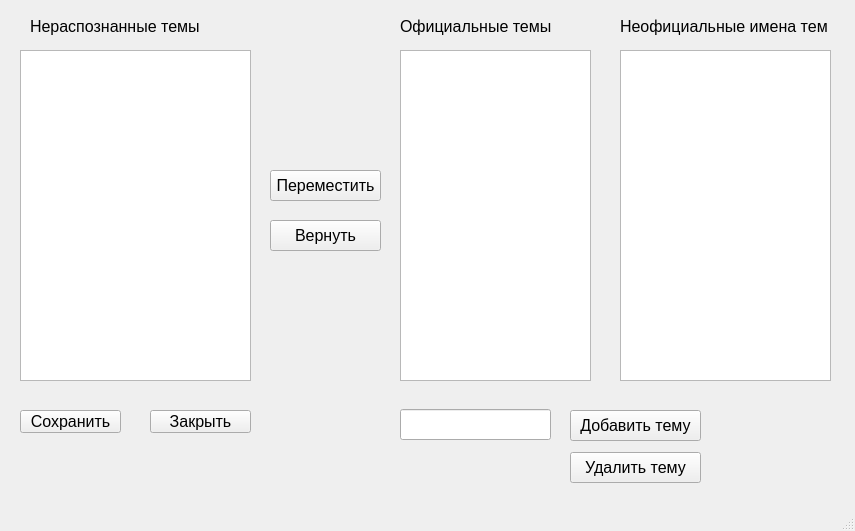
This is settings.ui in ivanzuev78/Otchet as Qt 5 draws it before an edit. The edited form follows.
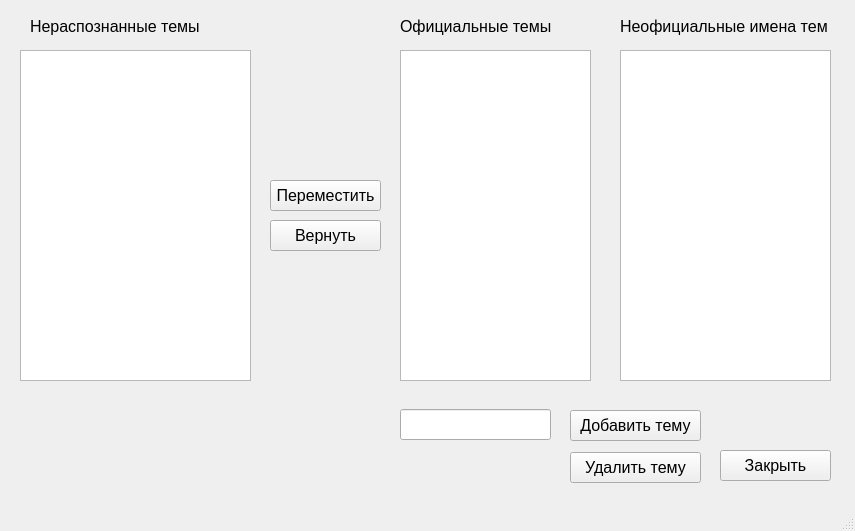
This is the edited form.

Diff of the .ui file:
```diff
--- a/settings.ui
+++ b/settings.ui
@@ -28,29 +28,16 @@
    <widget class="QPushButton" name="close_but">
     <property name="geometry">
      <rect>
-      <x>150</x>
-      <y>410</y>
-      <width>101</width>
-      <height>23</height>
+      <x>720</x>
+      <y>450</y>
+      <width>111</width>
+      <height>31</height>
      </rect>
     </property>
     <property name="text">
      <string>Закрыть</string>
     </property>
    </widget>
-   <widget class="QPushButton" name="save_but">
-    <property name="geometry">
-     <rect>
-      <x>20</x>
-      <y>410</y>
-      <width>101</width>
-      <height>23</height>
-     </rect>
-    </property>
-    <property name="text">
-     <string>Сохранить</string>
-    </property>
-   </widget>
    <widget class="QListWidget" name="unkown_tema">
     <property name="geometry">
      <rect>
@@ -65,7 +52,7 @@
     <property name="geometry">
      <rect>
       <x>270</x>
-      <y>170</y>
+      <y>180</y>
       <width>111</width>
       <height>31</height>
      </rect>
```
